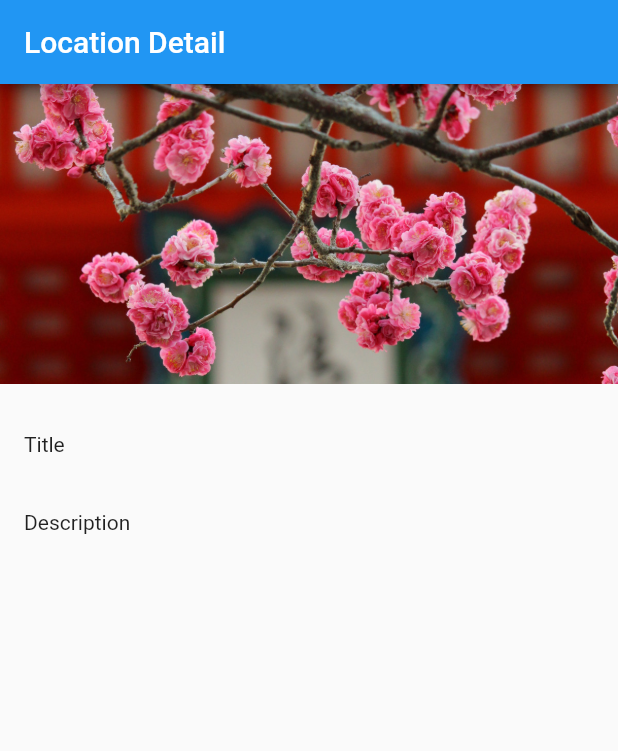
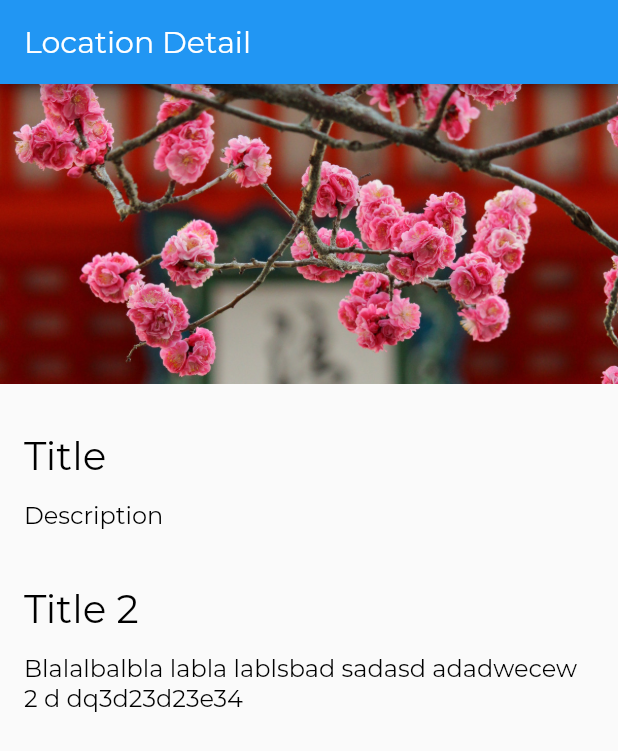
Before and after one commit to wildanka/flutter_tourism_app, a Flutter app: the screen it shows after launch, on a phone screen of 412 x 824 dp. Shown: the top 751 px of the screen. Run offline on Flutter 3.47's test engine with Material 2 defaults, Android fonts, the phone set to English and light mode, and no system bars.

Commit message:
8 adding custom fonts, and styling text theme

```diff
--- a/lib/app.dart
+++ b/lib/app.dart
@@ -1,11 +1,21 @@
 import 'package:flutter/material.dart';
+import 'package:flutter_tourism_app/style.dart';
 import 'screens/location_detail/location_detail.dart';
 
 class App extends StatelessWidget{
   @override
   Widget build(BuildContext context) {
     return MaterialApp(
-      home: LocationDetail()
+      home: LocationDetail(),
+      theme: ThemeData(
+        appBarTheme: AppBarTheme(
+          textTheme: TextTheme(title: AppBarTextStyle)
+        ),
+        textTheme: TextTheme(
+          title: TitleTextStyle,
+          body1: Body1TextStyle
+        )
+      ),
     );
   }
 }
--- a/lib/screens/location_detail/location_detail.dart
+++ b/lib/screens/location_detail/location_detail.dart
@@ -14,6 +14,7 @@ class LocationDetail extends StatelessWidget {
           children: [
             ImageBanner("assets/images/kiyomizu-dera.jpg"),
             TextSection("Title", "Description"),
+            TextSection("Title 2", "Blalalbalbla labla lablsbad sadasd adadwecew 2 d dq3d23d23e34"),
           ],
         ));
   }
--- a/lib/screens/location_detail/text_section.dart
+++ b/lib/screens/location_detail/text_section.dart
@@ -24,11 +24,11 @@ class TextSection extends StatelessWidget {
       children: [
         Container(
           padding: const EdgeInsets.fromLTRB(_hPad, 32.0, _hPad, 4.0),
-          child: Text(_title),
+          child: Text(_title, style: Theme.of(context).textTheme.title,),
         ),
         Container(
-          padding: const EdgeInsets.fromLTRB(_hPad, 32.0, _hPad, 4.0),
-          child: Text(_body),
+          padding: const EdgeInsets.fromLTRB(_hPad, 10.0, _hPad, 4.0),
+          child: Text(_body, style: Theme.of(context).textTheme.body1),
         )
       ],
     );
--- /dev/null
+++ b/lib/style.dart
@@ -0,0 +1,25 @@
+import 'package:flutter/material.dart';
+
+const LargeTextSize = 26.0;
+const MediumTextSize = 20.0;
+const BodyTextSize = 16.0;
+
+const String FontNameDefault = "Montserrat";
+
+const AppBarTextStyle = TextStyle(
+    fontFamily: FontNameDefault,
+    fontWeight: FontWeight.w300,
+    fontSize: MediumTextSize,
+    color: Colors.white);
+
+const TitleTextStyle = TextStyle(
+    fontFamily: FontNameDefault,
+    fontWeight: FontWeight.w300,
+    fontSize: LargeTextSize,
+    color: Colors.black);
+
+const Body1TextStyle = TextStyle(
+    fontFamily: FontNameDefault,
+    fontWeight: FontWeight.w300,
+    fontSize: BodyTextSize,
+    color: Colors.black);
```
Also changed, not shown: pubspec.yaml (+7 -6 lines).
